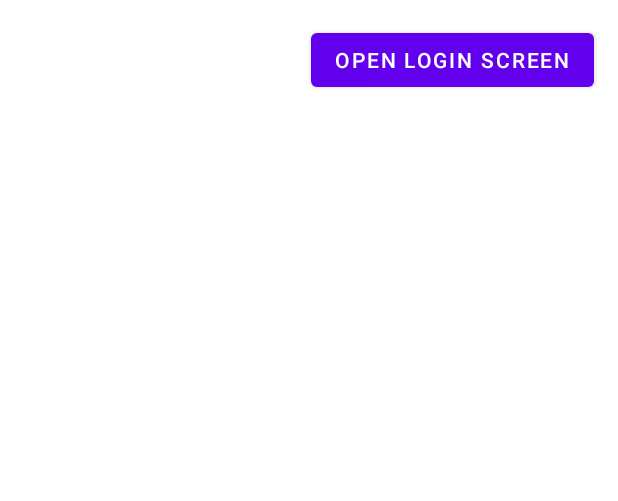
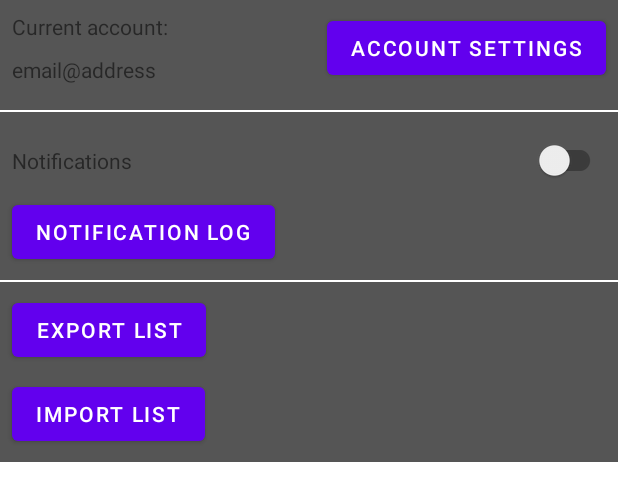
Before and after one commit to LinkD92/ShoppingList, an Android app: the layout fragment_settings.xml on its own in the app's theme, with its tools: preview values and no code run, on a phone screen of 412 x 824 dp. Shown: the top 501 px of the screen. Run offline under Robolectric (Android 15) with nearby library versions, the phone set to English and light mode, and no system bars.

Commit message:
Begun notification implemenetation

```diff
--- a/app/src/main/java/com/symbol/shoppinglistv2/Activities/FragmentMyLists.java
+++ b/app/src/main/java/com/symbol/shoppinglistv2/Activities/FragmentMyLists.java
@@ -75,7 +75,7 @@ public class FragmentMyLists extends Fragment {
         ibtnListOptions = v.findViewById(R.id.ibtnListOptions);
         ibtnListDetails = v.findViewById(R.id.ibtnListDetails);
 
-        executeCommand(new CommandMASpinnerAdapter(spinList, sharedListLoaded, spinPrivShared));
+        executeCommand(new CommandMASpinnerAdapter(spinList, sharedListLoaded, spinPrivShared, ibtnListDetails));
         //executeCommand(new CommandMAProductDisplay(spinList, rvProducts, fragmentContainer, rvBundles));
         executeCommand(new CommandAddProductFAB(floatingActionButton, fragmentContainer));
         executeCommand(new CommandManageLists(ibtnListDetails, ibtnListOptions, fragmentContainer, currentList));
--- a/app/src/main/java/com/symbol/shoppinglistv2/Command/CommandEditProduct.java
+++ b/app/src/main/java/com/symbol/shoppinglistv2/Command/CommandEditProduct.java
@@ -24,7 +24,7 @@ public class CommandEditProduct implements Command{
     @Override
     public boolean execute() {
         if(product != null){
-            String avgDaysConvert = String.valueOf(product.getAmount());
+            String avgDaysConvert = String.valueOf(product.getAvgExpirationDays());
             fragmentAddProduct.etAvgProductDays.setText(avgDaysConvert);
 
             fragmentAddProduct.etFABAddProductName.setText(product.getName());
--- a/app/src/main/java/com/symbol/shoppinglistv2/Command/CommandManageLists.java
+++ b/app/src/main/java/com/symbol/shoppinglistv2/Command/CommandManageLists.java
@@ -5,6 +5,7 @@ import android.view.MenuItem;
 import android.view.View;
 import android.widget.ImageButton;
 import android.widget.PopupMenu;
+import android.widget.Toast;
 
 import com.symbol.shoppinglistv2.Activities.FragmentListDetails;
 import com.symbol.shoppinglistv2.Activities.FragmentMyManageLists;
@@ -118,6 +119,7 @@ public class CommandManageLists implements Command{
     }
 
     private void ibtnListDetailsListener(){
+
         ibtnListDetails.setOnClickListener(new View.OnClickListener() {
             @Override
             public void onClick(View view) {
--- a/app/src/main/java/com/symbol/shoppinglistv2/Components/MyDetail.java
+++ b/app/src/main/java/com/symbol/shoppinglistv2/Components/MyDetail.java
@@ -5,6 +5,9 @@ public class MyDetail {
     private String name;
     private int amount;
     private double price;
+
+    public MyDetail() {
+    }
 
     public MyDetail(String name, int amount, double price) {
         this.name = name;
--- a/app/src/main/res/layout/fragment_settings.xml
+++ b/app/src/main/res/layout/fragment_settings.xml
@@ -6,14 +6,135 @@
     xmlns:app="http://schemas.android.com/apk/res-auto"
     tools:context=".Activities.FragmentSettings">
 
-    <Button
-        android:id="@+id/btnOpenLoginScreen"
-        android:layout_width="wrap_content"
+    <androidx.constraintlayout.widget.ConstraintLayout
+        android:id="@+id/lcSettingFragmentContainer"
+        android:layout_width="match_parent"
         android:layout_height="wrap_content"
-        android:layout_margin="16dp"
-        android:text="Open Login Screen"
         app:layout_constraintTop_toTopOf="parent"
-        app:layout_constraintRight_toRightOf="parent"
+        app:layout_constraintLeft_toLeftOf="parent"
         />
 
+    <androidx.constraintlayout.widget.ConstraintLayout
+        android:id="@+id/clSettingsLoginContainer"
+        android:layout_width="match_parent"
+        android:layout_height="wrap_content"
+        android:background="@color/gray"
+        app:layout_constraintLeft_toLeftOf="parent"
+        app:layout_constraintRight_toRightOf="parent"
+        app:layout_constraintTop_toTopOf="parent"
+        >
+
+        <TextView
+            android:id="@+id/tvLoginCurrentUser"
+            android:text="Current account:"
+            android:layout_width="wrap_content"
+            android:layout_height="match_parent"
+            android:layout_margin="8dp"
+            app:layout_constraintTop_toTopOf="parent"
+            app:layout_constraintLeft_toLeftOf="parent"
+            />
+
+        <TextView
+            android:id="@+id/tvLoginCurrentUser2"
+            android:layout_width="wrap_content"
+            android:text="email@address"
+            android:layout_height="match_parent"
+            android:layout_marginBottom="8dp"
+            app:layout_constraintLeft_toLeftOf="@+id/tvLoginCurrentUser"
+            app:layout_constraintTop_toBottomOf="@+id/tvLoginCurrentUser"
+            app:layout_constraintBottom_toBottomOf="parent"
+            />
+
+        <Button
+            android:id="@+id/btnOpenLoginScreen"
+            android:layout_width="wrap_content"
+            android:layout_height="wrap_content"
+            android:layout_marginRight="8dp"
+            android:text="Account settings"
+            app:layout_constraintRight_toRightOf="parent"
+            app:layout_constraintTop_toTopOf="@+id/tvLoginCurrentUser"
+            app:layout_constraintBottom_toBottomOf="@+id/tvLoginCurrentUser2"
+            />
+
+    </androidx.constraintlayout.widget.ConstraintLayout>
+
+    <androidx.constraintlayout.widget.ConstraintLayout
+        android:id="@+id/lcSettingsNotificationContainer"
+        android:layout_width="match_parent"
+        android:layout_height="wrap_content"
+        android:layout_marginTop="1dp"
+        android:background="@color/gray"
+        app:layout_constraintTop_toBottomOf="@+id/clSettingsLoginContainer"
+        app:layout_constraintLeft_toLeftOf="parent"
+        app:layout_constraintRight_toRightOf="parent"
+        >
+        <TextView
+            android:id="@+id/tvSettingsNotifications"
+            android:text="Notifications"
+            android:layout_width="0dp"
+            android:layout_margin="8dp"
+            android:layout_height="wrap_content"
+            app:layout_constraintTop_toTopOf="@id/swSettingsNotifications"
+            app:layout_constraintLeft_toLeftOf="parent"
+            app:layout_constraintBottom_toBottomOf="@id/swSettingsNotifications"/>
+
+        <androidx.appcompat.widget.SwitchCompat
+            android:id="@+id/swSettingsNotifications"
+            android:layout_width="wrap_content"
+            android:layout_margin="8dp"
+            android:layout_height="wrap_content"
+            app:layout_constraintTop_toTopOf="parent"
+            app:layout_constraintRight_toRightOf="parent"
+            />
+
+        <Button
+            android:id="@+id/btnSettingsNotificationLog"
+            android:text="Notification Log"
+            android:layout_width="wrap_content"
+            android:layout_height="wrap_content"
+            android:layout_marginLeft="8dp"
+            android:layout_marginBottom="8dp"
+            app:layout_constraintLeft_toLeftOf="parent"
+            app:layout_constraintTop_toBottomOf="@+id/swSettingsNotifications"
+            app:layout_constraintBottom_toBottomOf="parent"
+            />
+
+
+
+    </androidx.constraintlayout.widget.ConstraintLayout>
+
+    <androidx.constraintlayout.widget.ConstraintLayout
+        android:id="@+id/lcSettingsImportContainer"
+        android:layout_width="match_parent"
+        android:layout_height="wrap_content"
+        android:layout_marginTop="1dp"
+        android:background="@color/gray"
+        app:layout_constraintTop_toBottomOf="@+id/lcSettingsNotificationContainer"
+        >
+        <Button
+            android:id="@id/btnSettingExportList"
+            android:text="Export List"
+            android:layout_width="wrap_content"
+            android:layout_height="wrap_content"
+            android:layout_margin="8dp"
+            app:layout_constraintLeft_toLeftOf="parent"
+            app:layout_constraintTop_toTopOf="parent"
+            />
+
+        <Button
+            android:id="@+id/btnSettingImportList"
+            android:text="Import List"
+            android:layout_width="wrap_content"
+            android:layout_height="wrap_content"
+            android:layout_margin="8dp"
+            app:layout_constraintTop_toBottomOf="@+id/btnSettingExportList"
+            app:layout_constraintLeft_toLeftOf="parent"
+            app:layout_constraintBottom_toBottomOf="parent"
+            />
+
+    </androidx.constraintlayout.widget.ConstraintLayout>
+
+
+
+
 </androidx.constraintlayout.widget.ConstraintLayout>
```
Also changed, not shown: app/src/main/java/com/symbol/shoppinglistv2/Command/CommandListDetails.java (+58 -20 lines), app/src/main/java/com/symbol/shoppinglistv2/Command/CommandMASpinnerAdapter.java (+6 -1 lines), app/src/main/java/com/symbol/shoppinglistv2/Components/Product.java (+11 -0 lines), app/src/main/java/com/symbol/shoppinglistv2/Other/ProductAdapter.java (+25 -14 lines).
